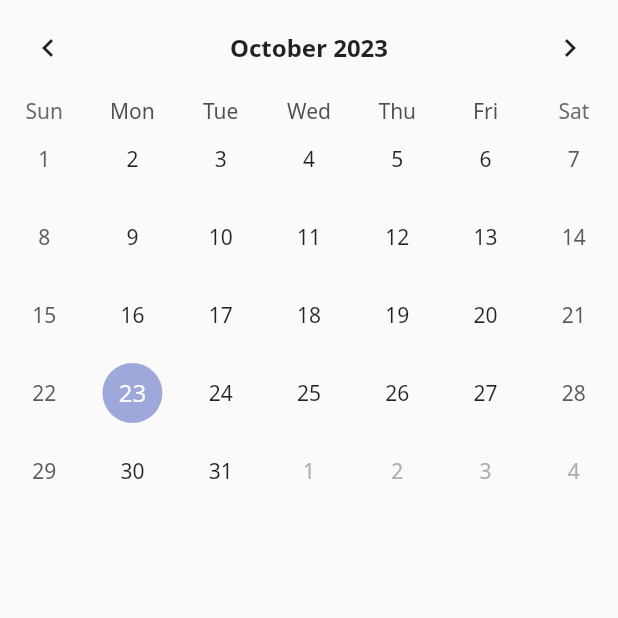
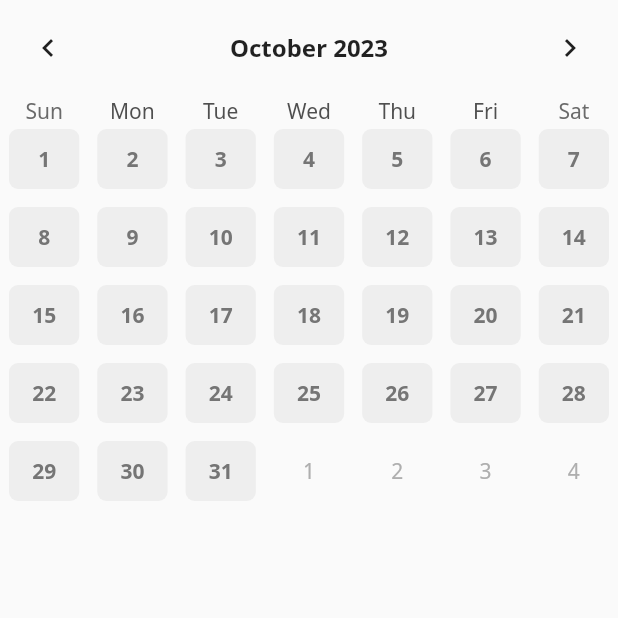
Before and after one commit to Yeonny0723/calendar_scheduler, a Flutter app: the screen it shows after launch, on a phone screen of 412 x 824 dp, the top half of it. Run offline on Flutter 3.47's test engine with Material 2 defaults, Android fonts, the phone set to English and light mode, and no system bars; drawn by our look-alikes of table_calendar.

Commit message:
style: 캘린더 스타일링

```diff
--- a/lib/component/calendar.dart
+++ b/lib/component/calendar.dart
@@ -1,3 +1,4 @@
+import 'package:calendar_scheduler/constant/colors.dart';
 import 'package:flutter/material.dart';
 import 'package:table_calendar/table_calendar.dart';
 
@@ -13,6 +14,15 @@ class _CalendarState extends State<Calendar> {
 
   @override
   Widget build(BuildContext context) {
+    final defaultBoxDeco =  BoxDecoration( // -- 반복해서 사용하는 캘린더 날짜 박스 스타일
+          borderRadius: BorderRadius.circular(6.0),
+          color: Colors.grey[200],
+        );
+    final defaultTextStyle = TextStyle(
+      color: Colors.grey[600],
+      fontWeight: FontWeight.w700
+    );
+
     return TableCalendar(
       focusedDay: DateTime.now(),
       firstDay: DateTime(1800),
@@ -24,6 +34,24 @@ class _CalendarState extends State<Calendar> {
           fontWeight: FontWeight.w700,
           fontSize: 16.0
         )
+      ),
+      calendarStyle: CalendarStyle(
+        isTodayHighlighted: false,
+        defaultDecoration: defaultBoxDeco, // -- 디폴트 날짜
+        weekendDecoration: defaultBoxDeco, // -- 주말 날짜
+        selectedDecoration: BoxDecoration( // -- 선택 날짜
+          color: Colors.white,
+          borderRadius: BorderRadius.circular(6.0),
+          border: Border.all(
+            color: PRIMARY_COLOR,
+            width: 1.0,
+          )
+        ),
+        defaultTextStyle: defaultTextStyle,
+        weekendTextStyle: defaultTextStyle,
+        selectedTextStyle: defaultTextStyle.copyWith(
+          color: PRIMARY_COLOR,
+        ), // -- destructuring
       ),
       onDaySelected: (DateTime selectedDay, DateTime focusedDay){ // -- 특정 날짜 누를 떄 실행
         setState(() {
--- /dev/null
+++ b/lib/constant/colors.dart
@@ -0,0 +1,4 @@
+import 'package:flutter/material.dart';
+
+
+const PRIMARY_COLOR = Color(0xffD66056);
```
